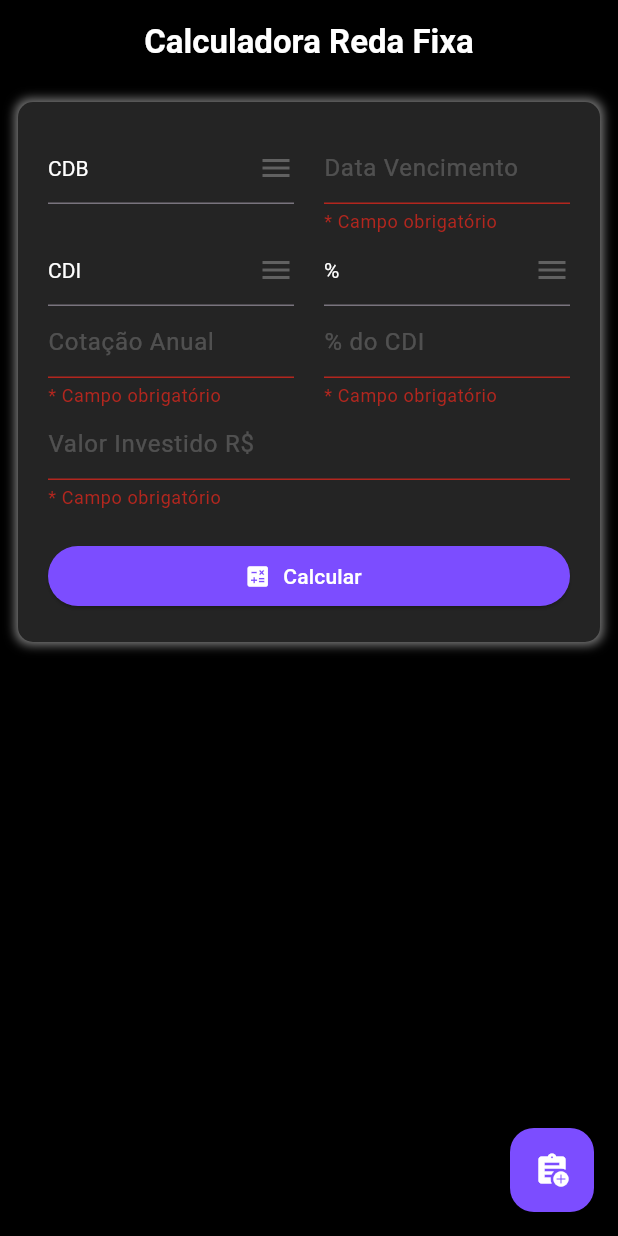
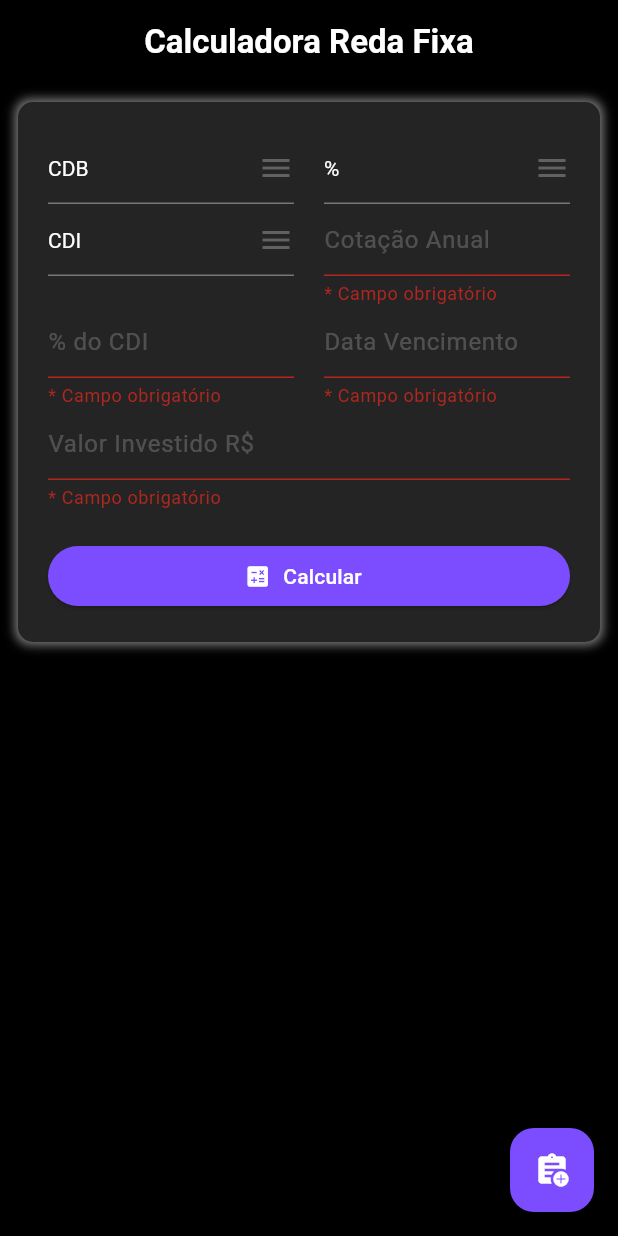
Before and after one commit to fabiogsantos83/CalculadoraRendaFixa, a Flutter app: the screen it shows after launch, after a tap on the "assignment add" icon, after a tap on "Calcular", on a phone screen of 412 x 824 dp. Run offline on Flutter 3.47's test engine with Material 3 defaults, Android fonts, the phone set to English and light mode, and no system bars; our stand-ins replace mask_text_input_formatter; missing offline and left inert: mask.

Commit message:
ajuste de pre fixado

```diff
--- a/src/calculadora_renda_fixa/lib/content_investiment.dart
+++ b/src/calculadora_renda_fixa/lib/content_investiment.dart
@@ -66,6 +66,14 @@ class ContentInvestimentState extends State<ContentInvestiment> {
     return null;
   }
 
+  String? validatePre(value){
+
+    if (typeIndexerSelected != 'PRE_FIXADO' && (value == null || value.isEmpty)) {
+      return '* Campo obrigatório';
+    }
+    return null;
+  }
+
   void calculate()
   {
 
@@ -83,7 +91,7 @@ class ContentInvestimentState extends State<ContentInvestiment> {
           DateFormat('dd/MM/yyyy').parse(expirationDate),
           enumIndexer,
           typeIndexerSelected,
-          StringToDouble(replacePrefix(annualQuote)),
+          StringToDouble(annualQuote.isEmpty ? "0" : replacePrefix(annualQuote)),
           StringToDouble(replacePrefix(flatRate)),
           StringToDouble(replacePrefix(appliedValue)));
 
@@ -167,30 +175,41 @@ class ContentInvestimentState extends State<ContentInvestiment> {
                   }
                 )
               ),
-              SizedBox(width: 20.0),
+              const SizedBox(width: 20.0),
               Expanded(
                 flex: 1,
-                child: TextFormField(
-                  keyboardType: TextInputType.datetime,
-                  inputFormatters: [Mask.date()],
-                  maxLength: 10,
+                child: DropdownButtonFormField<String>(
                   style: TextStyle(color: Colors.white),
-                  decoration: InputDecoration(
-                    hintText: 'Data Vencimento',
-                    hintStyle: TextStyle( color: Colors.white.withOpacity(0.2)),
-                    counterText: ""
+                  dropdownColor: const Color.fromARGB(255, 31, 31, 31),
+                  value: typeIndexerSelected,
+                  icon: const Icon(Icons.menu),
+                  items: const [
+                    DropdownMenuItem<String> (
+                      value: '%',
+                      child: Text('%'),
                     ),
-                  onChanged: (String value){
+                    DropdownMenuItem<String> (
+                      value: '+',
+                      child: Text('+'),
+                    ),
+                    DropdownMenuItem<String> (
+                      value: 'PRE_FIXADO',
+                      child: Text('Pré Fixado'),
+                    )
+                  ],
+                  onChanged: (value)
+                  {
                     setState(() {
-                      expirationDate = value;
+                      typeIndexerSelected = value!;
                     });
-                  },
-                  validator:(value) => validateDate(value),
+                  }
                 )
               )
             ],
           ),
-          Row(
+          Visibility(
+            visible: typeIndexerSelected == 'PRE_FIXADO' ? false: true,
+            child: Row (
               crossAxisAlignment: CrossAxisAlignment.start,
               children: [
                 Expanded(
@@ -223,41 +242,7 @@ class ContentInvestimentState extends State<ContentInvestiment> {
                     }
                   )
                 ),
-              SizedBox(width: 20.0),
-              Expanded(
-                flex: 1,
-                child: DropdownButtonFormField<String>(
-                  style: TextStyle(color: Colors.white),
-                  dropdownColor: const Color.fromARGB(255, 31, 31, 31),
-                  value: typeIndexerSelected,
-                  icon: const Icon(Icons.menu),
-                  items: const [
-                    DropdownMenuItem<String> (
-                      value: '%',
-                      child: Text('%'),
-                    ),
-                    DropdownMenuItem<String> (
-                      value: '+',
-                      child: Text('+'),
-                    ),
-                    DropdownMenuItem<String> (
-                      value: 'Pré',
-                      child: Text('Pré Fixado'),
-                    )
-                  ],
-                  onChanged: (value)
-                  {
-                    setState(() {
-                      typeIndexerSelected = value!;
-                    });
-                  }
-                )
-              )
-            ]
-          ),
-          Row(
-            crossAxisAlignment: CrossAxisAlignment.start,
-            children: [
+                const SizedBox(width: 20.0),
                 Expanded(
                   flex: 1,
                   child: TextFormField(
@@ -275,10 +260,15 @@ class ContentInvestimentState extends State<ContentInvestiment> {
                         annualQuote = value;
                       });
                     },
-                  validator:(value) => validateValue(value),
+                    validator:(value) => validatePre(value),
+                  )
+                )
+              ]
             )
           ),
-              SizedBox(width: 20.0),
+          Row(
+            crossAxisAlignment: CrossAxisAlignment.start,
+            children: [
               Expanded(
                 flex: 1,
                 child: TextFormField(
@@ -299,6 +289,27 @@ class ContentInvestimentState extends State<ContentInvestiment> {
                   validator:(value) => validateValue(value),
                 )
               ),
+              const SizedBox(width: 20.0),
+              Expanded(
+                flex: 1,
+                child: TextFormField(
+                  keyboardType: TextInputType.datetime,
+                  inputFormatters: [Mask.date()],
+                  maxLength: 10,
+                  style: TextStyle(color: Colors.white),
+                  decoration: InputDecoration(
+                    hintText: 'Data Vencimento',
+                    hintStyle: TextStyle( color: Colors.white.withOpacity(0.2)),
+                    counterText: ""
+                  ),
+                  onChanged: (String value){
+                    setState(() {
+                      expirationDate = value;
+                    });
+                  },
+                  validator:(value) => validateDate(value),
+                )
+              )
             ]
           ),
           Row(
@@ -325,7 +336,7 @@ class ContentInvestimentState extends State<ContentInvestiment> {
               )
             ],
           ),
-          SizedBox(height: 20.0),
+          const SizedBox(height: 20.0),
           Row(
             crossAxisAlignment: CrossAxisAlignment.center,
             children: [
```
Lines whose indentation alone changed are shown as unchanged.
